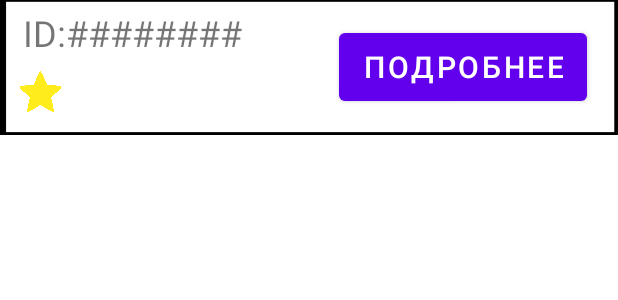
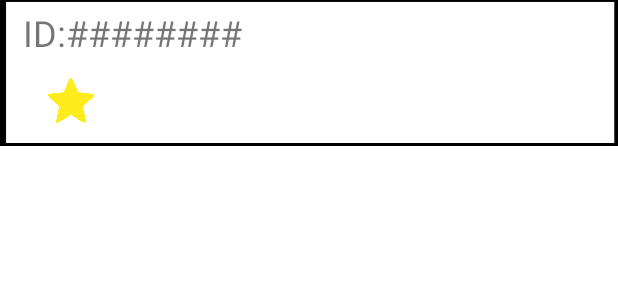
Before and after one commit to MGOL-team/projectNPK, an Android app: the layout mark_items.xml on its own in the app's theme, with its tools: preview values and no code run, on a phone screen of 412 x 824 dp. Shown: the top 300 px of the screen. Run offline under Robolectric (Android 15) with nearby library versions, the phone set to English and light mode, and no system bars.

```diff
--- a/app/src/main/res/layout/fragment_delivery_swap.xml
+++ b/app/src/main/res/layout/fragment_delivery_swap.xml
@@ -22,11 +22,13 @@
             <com.google.android.material.tabs.TabItem
                 android:layout_width="match_parent"
                 android:layout_height="match_parent"
+                android:layout_gravity="center"
                 android:text="ВСЕ" />
 
             <com.google.android.material.tabs.TabItem
                 android:layout_width="wrap_content"
                 android:layout_height="wrap_content"
+                android:layout_gravity="center"
                 android:text="ПРИНЯТЫЕ"
                 />
         </com.google.android.material.tabs.TabLayout>
--- a/app/src/main/res/layout/mark_items.xml
+++ b/app/src/main/res/layout/mark_items.xml
@@ -5,15 +5,10 @@
     android:layout_width="match_parent"
     android:layout_height="97sp">
     <LinearLayout
-        android:layout_gravity="top"
-        android:orientation="horizontal"
-        android:layout_width="match_parent"
-        android:layout_height="90sp"
-        android:background="@drawable/frame">
-    <LinearLayout
         android:orientation="vertical"
         android:layout_width="0sp"
         android:layout_height="match_parent"
+        android:background="@drawable/frame"
         android:layout_weight="1"
         >
         <TextView
@@ -49,27 +44,8 @@
                 android:paddingStart="5dp"
                 android:textSize="24sp"
                 android:id="@+id/id_user"
-                >
-
-            </TextView>
+                />
         </LinearLayout>
     </LinearLayout>
 
-    <LinearLayout
-        android:layout_width="0sp"
-        android:layout_height="57dp"
-        android:layout_weight="1"
-        android:orientation="vertical"
-        android:layout_gravity="center">
-
-        <Button
-            android:layout_width="wrap_content"
-            android:layout_height="wrap_content"
-            android:layout_gravity="center"
-            android:layout_weight="1"
-            android:text="ПОДРОБНЕЕ"
-
-            android:textSize="20sp" />
-    </LinearLayout>
-    </LinearLayout>
 </LinearLayout>
```
Also changed, not shown: app/src/main/java/com/barbar/npkproject/MainActivity.java (+24 -0 lines), app/src/main/java/com/barbar/npkproject/fragments/delivery_swap.java (+12 -0 lines).
